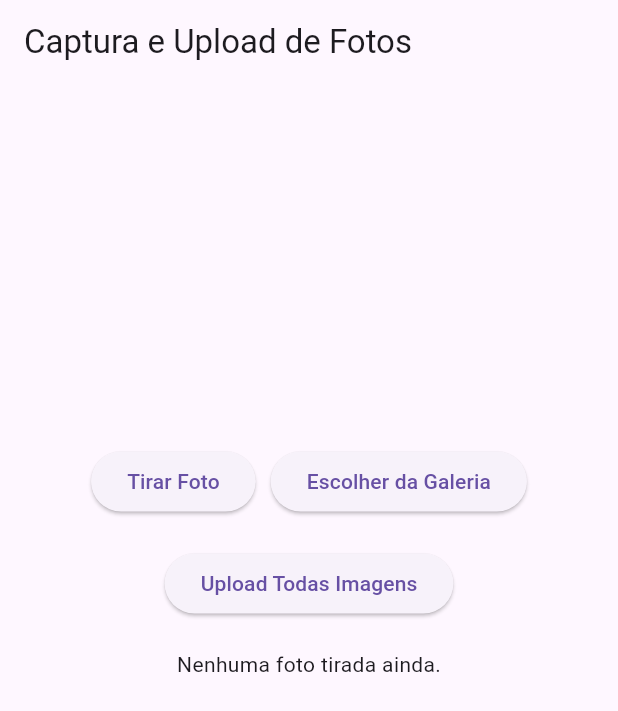
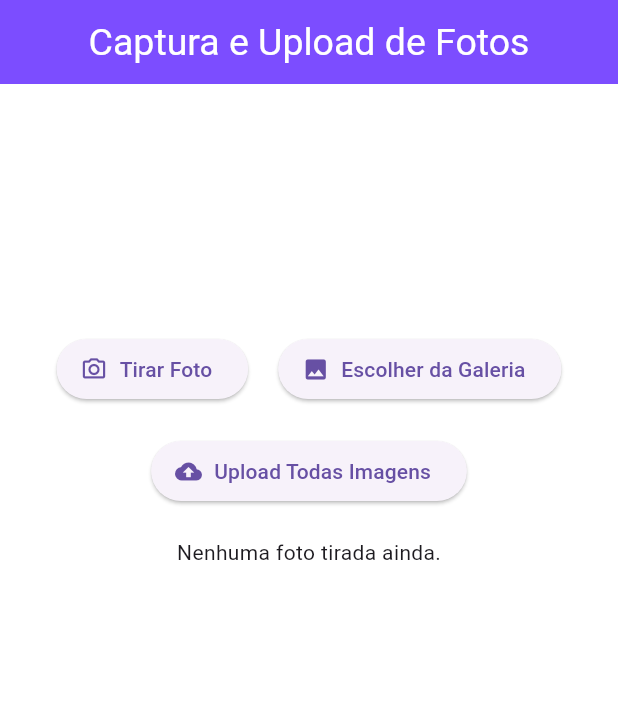
Before and after one commit to carlosvitelli89/flaviocodigos, a Flutter app: the screen it shows after launch, after a tap on "Upload Todas Imagens", on a phone screen of 412 x 824 dp. Shown: the top 711 px of the screen. Run offline on Flutter 3.47's test engine with Material 3 defaults, Android fonts, the phone set to English and light mode, and no system bars; our stand-ins replace cloud_firestore, firebase_core, firebase_storage, geolocator, image_picker; accounts and stored records are empty.

Commit message:
main.dart

```diff
--- a/lib/main.dart
+++ b/lib/main.dart
@@ -1,7 +1,7 @@
 import 'dart:io';
 import 'package:firebase_core/firebase_core.dart';
 import 'package:firebase_storage/firebase_storage.dart';
-import 'package:cloud_firestore/cloud_firestore.dart'; // Importação do Firestore
+import 'package:cloud_firestore/cloud_firestore.dart';
 import 'package:flutter/material.dart';
 import 'package:image_picker/image_picker.dart';
 import 'package:geolocator/geolocator.dart';
@@ -26,9 +26,10 @@ class MyApp extends StatelessWidget {
 }
 
 class ImageData {
-  File imageFile;
-  Position? position;
-  String? imageUrl;
+  //conjunto de dados da imagem
+  File imageFile; //armazena o arquivo de imagem
+  Position? position; //armazena a informação da latitude e longitude
+  String? imageUrl; //armazena a URL da imagem apos o upload para o Firebase
 
   ImageData({required this.imageFile, this.position, this.imageUrl});
 }
@@ -42,12 +43,13 @@ class MyHomePage extends StatefulWidget {
 }
 
 class _MyHomePageState extends State<MyHomePage> {
+  // ignore: prefer_final_fields
   List<ImageData> _imageDataList = [];
   final ImagePicker _picker = ImagePicker();
   bool isUploading = false;
 
-  // Solicita permissão para acessar a localização
   Future<bool> _requestLocationPermission() async {
+    //pede a permissão da localização do usuário
     LocationPermission permission = await Geolocator.checkPermission();
     if (permission == LocationPermission.denied) {
       permission = await Geolocator.requestPermission();
@@ -56,33 +58,38 @@ class _MyHomePageState extends State<MyHomePage> {
         permission == LocationPermission.whileInUse;
   }
 
-  // Obtém a localização atual do usuário
   Future<Position?> _getCurrentLocation() async {
+    //pega a localização
     bool hasPermission = await _requestLocationPermission();
     if (!hasPermission) {
+      if (mounted) {
         ScaffoldMessenger.of(context).showSnackBar(
           const SnackBar(content: Text('Permissão de localização negada')),
         );
+      }
       return null;
     }
 
     try {
       return await Geolocator.getCurrentPosition();
     } catch (e) {
-      ScaffoldMessenger.of(
-        context,
-      ).showSnackBar(SnackBar(content: Text('Erro ao obter localização: $e')));
+      if (mounted) {
+        ScaffoldMessenger.of(context).showSnackBar(
+          SnackBar(content: Text('Erro ao obter localização: $e')),
+        );
+      }
       return null;
     }
   }
 
-  // Pega imagem da galeria
   Future<void> _pickImageFromGallery() async {
+    //selecionar imagem da galeria
     final XFile? pickedFile = await _picker.pickImage(
       source: ImageSource.gallery,
     );
     if (pickedFile != null) {
       Position? position = await _getCurrentLocation();
+      if (mounted) {
         setState(() {
           _imageDataList.add(
             ImageData(imageFile: File(pickedFile.path), position: position),
@@ -90,14 +97,16 @@ class _MyHomePageState extends State<MyHomePage> {
         });
       }
     }
+  }
 
-  // Tira foto com a câmera
   Future<void> _getImageFromCamera() async {
+    //tirar foto da camera
     final XFile? pickedFile = await _picker.pickImage(
       source: ImageSource.camera,
     );
     if (pickedFile != null) {
       Position? position = await _getCurrentLocation();
+      if (mounted) {
         setState(() {
           _imageDataList.add(
             ImageData(imageFile: File(pickedFile.path), position: position),
@@ -105,25 +114,35 @@ class _MyHomePageState extends State<MyHomePage> {
         });
       }
     }
+  }
 
   void _removeImage(int index) {
+    //remoção de imagem
+    if (mounted) {
       setState(() {
         _imageDataList.removeAt(index);
       });
     }
+  }
 
   void _removeAllImages() {
+    //remoção de todas as imagens
+    if (mounted) {
       setState(() {
         _imageDataList.clear();
       });
     }
+  }
 
   Future<void> _uploadAllImages() async {
+    //fazer upload de todas as imagens
     if (_imageDataList.isEmpty) return;
 
+    if (mounted) {
       setState(() {
         isUploading = true;
       });
+    }
 
     for (var imageData in _imageDataList) {
       try {
@@ -133,29 +152,30 @@ class _MyHomePageState extends State<MyHomePage> {
         );
         await ref.putFile(imageData.imageFile);
 
-        // Obter a URL da imagem após o upload
         final imageUrl = await ref.getDownloadURL();
 
-        // Agora, salvar a URL e a localização no Firestore
         await FirebaseFirestore.instance.collection('images').add({
           'imageUrl': imageUrl,
           'latitude': imageData.position?.latitude,
           'longitude': imageData.position?.longitude,
-          'timestamp':
-              FieldValue.serverTimestamp(), // Opcional: adicionar um timestamp
+          'timestamp': FieldValue.serverTimestamp(),
         });
 
-        // Atualizar o ImageData com a URL da imagem
+        if (mounted) {
           setState(() {
             imageData.imageUrl = imageUrl;
           });
+        }
       } catch (e) {
+        if (mounted) {
           ScaffoldMessenger.of(
             context,
           ).showSnackBar(SnackBar(content: Text("Erro no upload: $e")));
         }
       }
+    }
 
+    if (mounted) {
       ScaffoldMessenger.of(
         context,
       ).showSnackBar(const SnackBar(content: Text("Upload concluído!")));
@@ -163,6 +183,7 @@ class _MyHomePageState extends State<MyHomePage> {
       setState(() {
         isUploading = false;
       });
+    }
   }
 
   void _showImageDialog(BuildContext context, ImageData imageData) {
@@ -198,57 +219,94 @@ class _MyHomePageState extends State<MyHomePage> {
     return Scaffold(
       appBar: AppBar(
         title: Text(widget.title),
+        centerTitle: true,
+        backgroundColor: Colors.deepPurpleAccent,
+        titleTextStyle: TextStyle(fontSize: 25),
         actions: <Widget>[
-          if (_imageDataList.isNotEmpty)
+          if (_imageDataList.isNotEmpty) // caso houver imagens carregadas
             IconButton(
+              // aparece esse icone que remove todas as imagens
               icon: const Icon(Icons.delete_sweep),
               tooltip: 'Remover Todas as Fotos',
               onPressed: _removeAllImages,
             ),
         ],
       ),
-      body: Center(
+      body: Container(
+        color: Colors.white,
+        child: Center(
           child: Column(
             mainAxisAlignment: MainAxisAlignment.center,
             children: <Widget>[
               Row(
                 mainAxisAlignment: MainAxisAlignment.center,
                 children: [
-                ElevatedButton(
+                  ElevatedButton.icon(
+                    // botão para tirar foto
                     onPressed: _getImageFromCamera,
-                  child: const Text('Tirar Foto'),
+                    icon: Icon(Icons.camera_alt_outlined),
+                    label: const Text('Tirar Foto'),
+                    style: ButtonStyle(
+                      shape: WidgetStatePropertyAll(
+                        RoundedRectangleBorder(
+                          borderRadius: BorderRadius.circular(25),
                         ),
-                const SizedBox(width: 10),
-                ElevatedButton(
+                      ),
+                    ),
+                  ),
+                  const SizedBox(width: 20), // espaçamento
+                  ElevatedButton.icon(
+                    // botão para scolher imagem da galeria
                     onPressed: _pickImageFromGallery,
-                  child: const Text('Escolher da Galeria'),
+                    icon: Icon(Icons.photo),
+                    label: const Text('Escolher da Galeria'),
+                    style: ButtonStyle(
+                      shape: WidgetStatePropertyAll(
+                        RoundedRectangleBorder(
+                          borderRadius: BorderRadius.circular(25),
+                        ),
+                      ),
+                    ),
                   ),
                 ],
               ),
-            const SizedBox(height: 20),
-            ElevatedButton(
-              onPressed: isUploading ? null : _uploadAllImages,
-              child:
+              const SizedBox(height: 20), // espaçamento
+              ElevatedButton.icon(
+                // botão de upload de imagem e localização
+                onPressed:
                     isUploading
-                      ? const CircularProgressIndicator(color: Colors.white)
-                      : const Text('Upload Todas Imagens'),
+                        ? null
+                        : _uploadAllImages, //isUploading(true)=null; isUploading(false)=_uploadAllImages
+                icon:
+                    isUploading
+                        ? const SizedBox(
+                          //isUploading(true)
+                          width: 24,
+                          height: 24,
+                          child: CircularProgressIndicator(color: Colors.white),
+                        )
+                        : const Icon(Icons.cloud_upload), //isUploading(false)
+                label: const Text('Upload Todas Imagens'),
               ),
-            const SizedBox(height: 20),
+              const SizedBox(height: 20), // espaçamento
               SizedBox(
-              height: 150,
+                height: 300,
                 child:
                     _imageDataList.isEmpty
-                      ? const Text('Nenhuma foto tirada ainda.')
-                      : ListView.builder(
-                        scrollDirection: Axis.horizontal,
+                        ? const Text(
+                          'Nenhuma foto tirada ainda.',
+                        ) //_imageDataList.isEmpty(true)
+                        : GridView.builder(
+                          //_imageDataList.isEmpty(false)
+                          gridDelegate:
+                              const SliverGridDelegateWithFixedCrossAxisCount(
+                                crossAxisCount: 2,
+                                crossAxisSpacing: 8.0,
+                              ),
                           itemCount: _imageDataList.length,
                           itemBuilder: (BuildContext context, int index) {
                             final imageData = _imageDataList[index];
-                          return Padding(
-                            padding: const EdgeInsets.symmetric(
-                              horizontal: 8.0,
-                            ),
-                            child: Stack(
+                            return Stack(
                               children: [
                                 GestureDetector(
                                   onTap:
@@ -264,8 +322,6 @@ class _MyHomePageState extends State<MyHomePage> {
                                         borderRadius: BorderRadius.zero,
                                         child: Image.file(
                                           imageData.imageFile,
-                                          width: 150,
-                                          height: 150,
                                           fit: BoxFit.cover,
                                         ),
                                       ),
@@ -284,7 +340,6 @@ class _MyHomePageState extends State<MyHomePage> {
                                   ),
                                 ),
                               ],
-                            ),
                             );
                           },
                         ),
@@ -292,6 +347,7 @@ class _MyHomePageState extends State<MyHomePage> {
             ],
           ),
         ),
+      ),
     );
   }
 }
```
Lines whose indentation alone changed are shown as unchanged.
